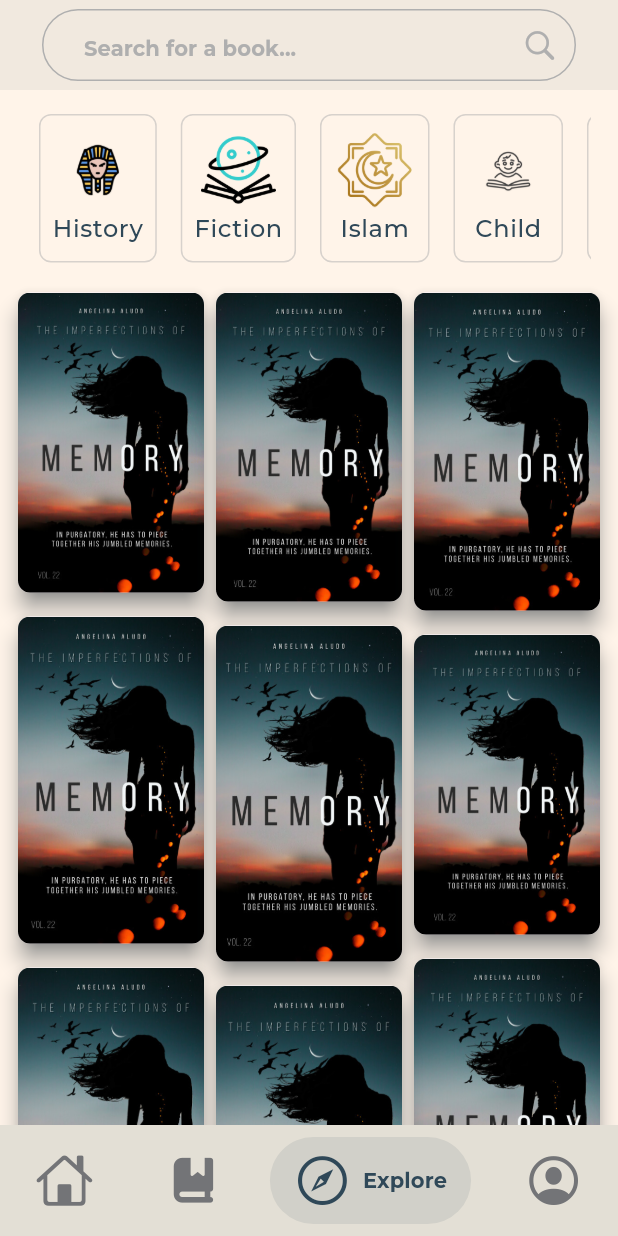
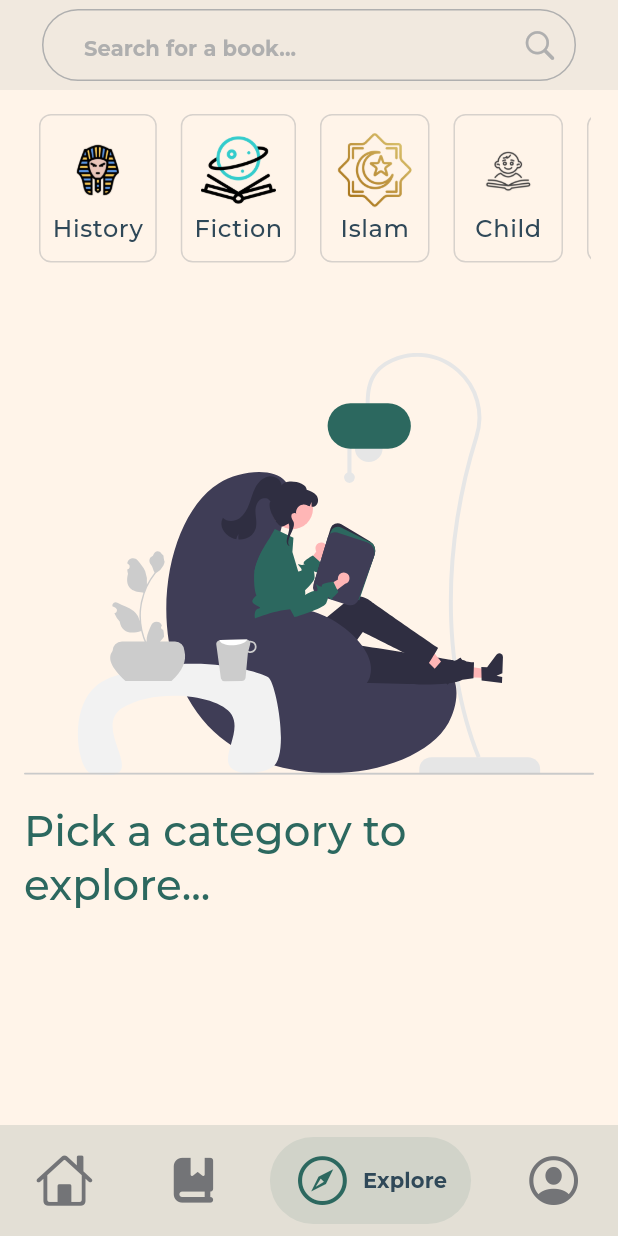
Before and after one commit to AbdullahEmadEldin/tut_app, a Flutter app: the AnimatedBottomBar screen opened by its route, swiped to page 3, on a phone screen of 412 x 824 dp. Run offline on Flutter 3.47's test engine with Material 3 defaults, Android fonts, the phone set to English and light mode, and no system bars; drawn by our look-alikes of salomon_bottom_bar; our stand-ins replace bloc, carousel_slider, device_preview, dio, flutter_bloc, flutter_svg and 6 more; accounts and stored records are empty; network calls fail; project files that could hold a hidden picture were left out.

Commit message:
Implementing Loading and Empty states UIs for book

```diff
--- a/lib/constants/app_strings.dart
+++ b/lib/constants/app_strings.dart
@@ -65,4 +65,5 @@ class AppStrings {
   //********************  Explore  ************************//
   //*---------------------------------------------------------- */
   static const String searchLabel = 'Search for a book...';
+  static const String pickCategory = 'Pick a category to explore...';
 }
--- a/lib/modules/navigation_bar/animated_bottom_bar.dart
+++ b/lib/modules/navigation_bar/animated_bottom_bar.dart
@@ -86,7 +86,7 @@ class _AnimatedBottomBarState extends State<AnimatedBottomBar> {
               AppStrings.reading,
               style: _barItemTextStyle(),
             ),
-            selectedColor: AppColors.primary,
+            selectedColor: AppColors.spotColor,
           ),
           SalomonBottomBarItem(
             icon: Icon(
@@ -97,7 +97,7 @@ class _AnimatedBottomBarState extends State<AnimatedBottomBar> {
               AppStrings.library,
               style: _barItemTextStyle(),
             ),
-            selectedColor: AppColors.primary,
+            selectedColor: AppColors.spotColor,
           ),
           SalomonBottomBarItem(
             icon: Icon(
@@ -108,7 +108,7 @@ class _AnimatedBottomBarState extends State<AnimatedBottomBar> {
               AppStrings.explore,
               style: _barItemTextStyle(),
             ),
-            selectedColor: AppColors.primary,
+            selectedColor: AppColors.spotColor,
           ),
           SalomonBottomBarItem(
             icon: Icon(
@@ -119,7 +119,7 @@ class _AnimatedBottomBarState extends State<AnimatedBottomBar> {
               AppStrings.profile,
               style: _barItemTextStyle(),
             ),
-            selectedColor: AppColors.primary,
+            selectedColor: AppColors.spotColor,
           ),
         ],
       ),
--- a/lib/modules/navigation_bar/explore/view/page/explore_page.dart
+++ b/lib/modules/navigation_bar/explore/view/page/explore_page.dart
@@ -20,12 +20,14 @@ class ExplorePage extends StatelessWidget {
             pinned: true,
             delegate: SearchBarDelegate(),
           ),
+
+          /// child of CustomScrollView must be a Sliver type so we can use SliverToBoxAdapter
+          /// to make a non-sliver widget a sliver
           SliverToBoxAdapter(
             child: CategoriesListView(),
           ),
-          SliverPadding(
-            padding: EdgeInsets.symmetric(horizontal: 8),
-            sliver: BooksStaggeredGridView(),
+          BooksStaggeredGridView(
+            books: [],
           ),
         ],
       ),
--- /dev/null
+++ b/lib/modules/navigation_bar/explore/view/widgets/empty_books_grid.dart
@@ -0,0 +1,39 @@
+import 'package:flutter/material.dart';
+import 'package:flutter_svg/flutter_svg.dart';
+import 'package:tut_app/constants/app_strings.dart';
+import 'package:tut_app/constants/assets_paths.dart';
+import 'package:tut_app/core/helpers.dart';
+import 'package:tut_app/core/theme/colors_manager.dart';
+
+class EmptyBooksGrid extends StatelessWidget {
+  const EmptyBooksGrid({super.key});
+
+  @override
+  Widget build(BuildContext context) {
+    return Padding(
+      padding: const EdgeInsets.all(16.0),
+      child: SizedBox(
+        height: Helper.getResponsiveDimension(context, baseDimension: 410),
+        child: Center(
+          child: Column(
+            mainAxisAlignment: MainAxisAlignment.center,
+            children: [
+              SvgPicture.asset(
+                AppAssets.images.emptyBooksSvd,
+                height:
+                    Helper.getResponsiveDimension(context, baseDimension: 320),
+              ),
+              Text(
+                AppStrings.pickCategory,
+                style: Theme.of(context)
+                    .textTheme
+                    .headlineMedium!
+                    .copyWith(color: AppColors.spotColor),
+              ),
+            ],
+          ),
+        ),
+      ),
+    );
+  }
+}
```
Also changed, not shown: lib/modules/navigation_bar/explore/view/widgets/books_grid_view.dart (+31 -9 lines), lib/shared/view/widgets/book_tile_shimmer.dart (+10 -2 lines).
